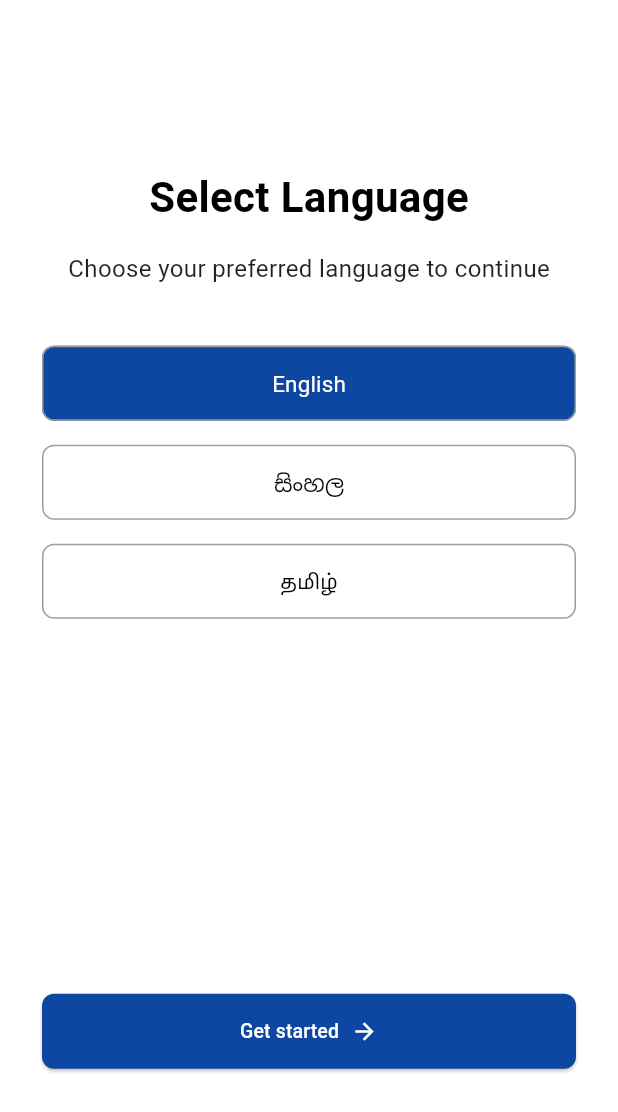
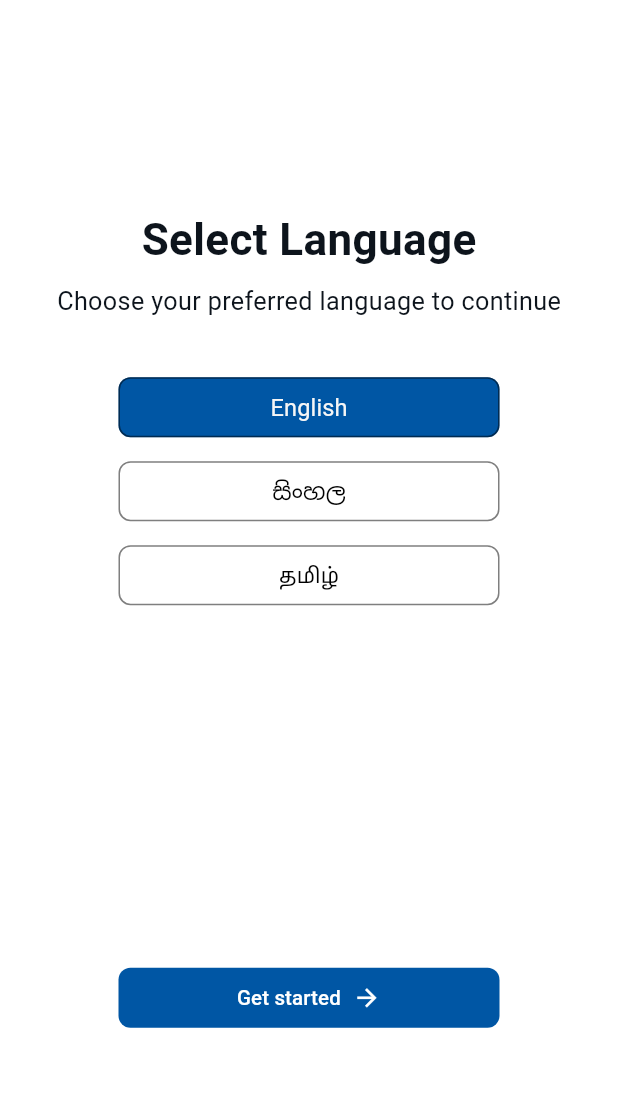
Before and after one commit to Saloon-Booking-System-SLT/Owner-Mobile-App, a Flutter app: the screen it shows after launch, on a phone screen of 412 x 824 dp. Shown: the top 1112 px of the screen. Run offline on Flutter 3.47's test engine with Material 3 defaults, Android fonts, the light colour scheme and no system bars; our stand-ins replace image_picker, table_calendar.

Commit message:
Add Colors and modified the language select screen.

```diff
--- a/lib/presentation/screens/lang/language.dart
+++ b/lib/presentation/screens/lang/language.dart
@@ -1,5 +1,10 @@
 import 'package:flutter/material.dart';
+import 'package:salon_slt/core/responsive/extensions.dart';
 import 'package:salon_slt/presentation/screens/auth/login.dart';
+import '../../../core/responsive/size_config.dart';
+import '../../../core/responsive/spacing.dart';
+import '../../../core/theme/colors.dart';
+import '../../widgets/common/common_button.dart';
 
 
 class Language extends StatefulWidget {
@@ -14,51 +19,105 @@ class _LanguageState extends State<Language> {
 
   @override
   Widget build(BuildContext context) {
+    SizeConfig.init(context);
+
     return Scaffold(
-      backgroundColor: Colors.white,
+      backgroundColor: AppColors.background,
       body: SafeArea(
         child: Center(
           child: SingleChildScrollView(
-            padding: const EdgeInsets.symmetric(horizontal: 28),
+            padding: EdgeInsets.symmetric(horizontal: 28.w),
             child: Column(
               mainAxisAlignment: MainAxisAlignment.center,
               children: [
-                const Text(
+                Text(
                   "Select Language",
                   style: TextStyle(
                     fontWeight: FontWeight.w700,
-                    fontSize: 28,
-                    color: Colors.black,
+                    fontSize: 28.sp,
+                    color: AppColors.textPrimary,
                   ),
                 ),
-                const SizedBox(height: 16),
-                const Text(
+                SizedBox(height: Spacing.sm),
+                Text(
                   "Choose your preferred language to continue",
                   style: TextStyle(
-                    fontSize: 16,
-                    color: Colors.black87,
+                    fontSize: 16.sp,
+                    color: AppColors.textPrimary,
                   ),
                 ),
-                const SizedBox(height: 40),
-                _buildLanguageButton(
-                  language: 'English',
-                  label: 'English',
+                SizedBox(height: 40.h),
+
+                CustomButton(
+                  onPressed: () {
+                    setState(() {
+                      selectedLanguage = 'English';
+                    });
+                  },
+                  backgroundColor: selectedLanguage == 'English'
+                      ? AppColors.buttonPrimary
+                      : AppColors.white,
+                  borderColor: AppColors.borderPrimary,
+                  child: Text(
+                    "English",
+                    style: TextStyle(
+                      color: selectedLanguage == 'English'
+                          ? AppColors.text5
+                          : AppColors.black,
+                      fontSize: 15.sp,
+                      fontWeight: FontWeight.w400,
                     ),
-                const SizedBox(height: 16),
-                _buildLanguageButton(
-                  language: 'Sinhala',
-                  label: 'සිංහල',
                   ),
-                const SizedBox(height: 16),
-                _buildLanguageButton(
-                  language: 'Tamil',
-                  label: 'தமிழ்',
                 ),
-                const SizedBox(height: 250),
-                SizedBox(
-                  width: double.infinity,
-                  height: 50,
-                  child: ElevatedButton(
+                SizedBox(height: Spacing.md),
+
+                CustomButton(
+                  onPressed: () {
+                    setState(() {
+                      selectedLanguage = 'Sinhala';
+                    });
+                  },
+                  borderColor: AppColors.borderPrimary,
+                  backgroundColor: selectedLanguage == 'Sinhala'
+                      ? AppColors.buttonPrimary
+                      : AppColors.white,
+                  child: Text(
+                    "සිංහල",
+                    style: TextStyle(
+                      color: selectedLanguage == 'Sinhala'
+                          ? AppColors.text5
+                          : AppColors.black,
+                      fontSize: 15.sp,
+                      fontWeight: FontWeight.w400,
+                    ),
+                  ),
+                ),
+                SizedBox(height: Spacing.md),
+
+                CustomButton(
+                  onPressed: () {
+                    setState(() {
+                      selectedLanguage = 'Tamil';
+                    });
+                  },
+                  borderColor: AppColors.borderPrimary,
+                  backgroundColor: selectedLanguage == 'Tamil'
+                      ? AppColors.buttonPrimary
+                      : AppColors.white,
+                  child: Text(
+                    "தமிழ்",
+                    style: TextStyle(
+                      color: selectedLanguage == 'Tamil'
+                          ? AppColors.text5
+                          : AppColors.black,
+                      fontSize: 15.sp,
+                      fontWeight: FontWeight.w400,
+                    ),
+                  ),
+                ),
+                SizedBox(height: 250.h),
+
+                CustomButton(
                   onPressed: () {
                     Navigator.push(
                       context,
@@ -67,31 +126,25 @@ class _LanguageState extends State<Language> {
                       ),
                     );
                   },
-                    style: ElevatedButton.styleFrom(
-                      backgroundColor: Colors.blue.shade900,
-                      shape: RoundedRectangleBorder(
-                        borderRadius: BorderRadius.circular(8),
-                      ),
-                    ),
-                    child: const Row(
+                  backgroundColor: AppColors.buttonPrimary,
+                  child: Row(
                     mainAxisAlignment: MainAxisAlignment.center,
                     children: [
                       Text(
                         "Get started",
                         style: TextStyle(
-                            color: Colors.white,
-                            fontSize: 13,
+                          color: AppColors.white,
+                          fontSize: 13.sp,
                           fontWeight: FontWeight.w500,
                         ),
                       ),
-                        SizedBox(width: 8),
+                      SizedBox(width: Spacing.sm),
                       Icon(
                         Icons.arrow_forward,
                         color: Colors.white,
-                          size: 18,
+                        size: 18.w,
                       ),
                     ],
-                    ),
                   ),
                 ),
               ],
@@ -101,37 +154,4 @@ class _LanguageState extends State<Language> {
       ),
     );
   }
-
-  Widget _buildLanguageButton({
-    required String language,
-    required String label,
-  }) {
-    final isSelected = selectedLanguage == language;
-    return SizedBox(
-      width: double.infinity,
-      height: 50,
-      child: OutlinedButton(
-        onPressed: () {
-          setState(() {
-            selectedLanguage = language;
-          });
-        },
-        style: OutlinedButton.styleFrom(
-          backgroundColor: isSelected ? Colors.blue.shade900 : Colors.white,
-          side: const BorderSide(color: Colors.grey),
-          shape: RoundedRectangleBorder(
-            borderRadius: BorderRadius.circular(8),
-          ),
-        ),
-        child: Text(
-          label,
-          style: TextStyle(
-            color: isSelected ? Colors.white : Colors.black,
-            fontSize: 15,
-            fontWeight: FontWeight.w400,
-          ),
-        ),
-      ),
-    );
 }
-}
```
Lines whose indentation alone changed are shown as unchanged.
